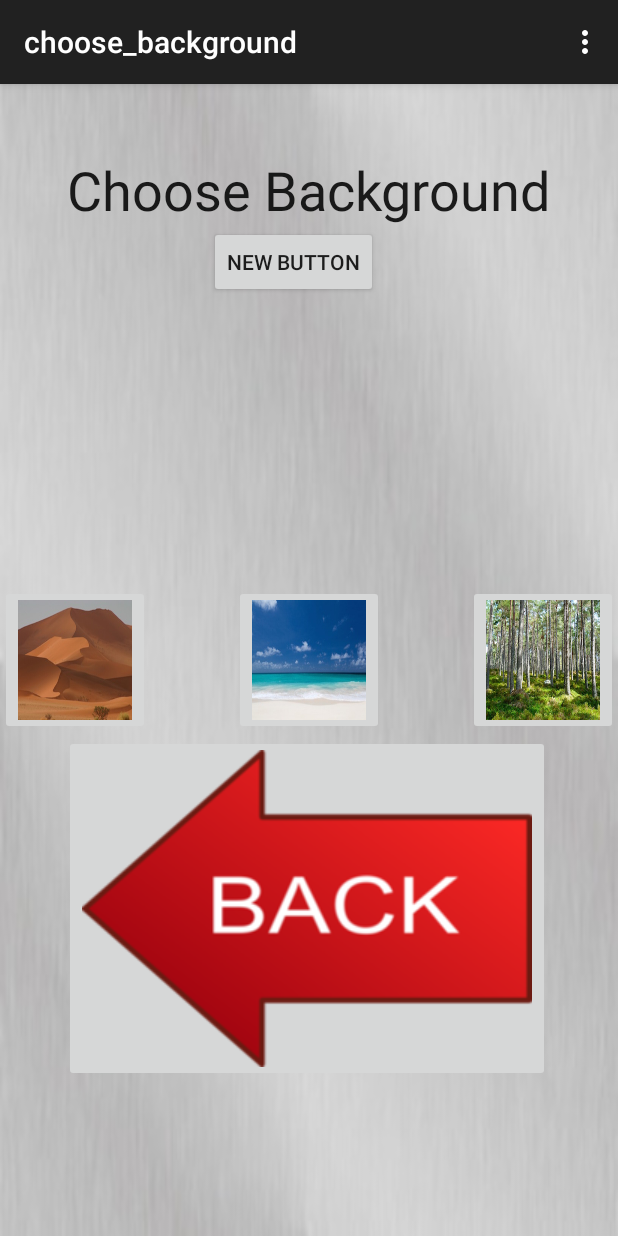
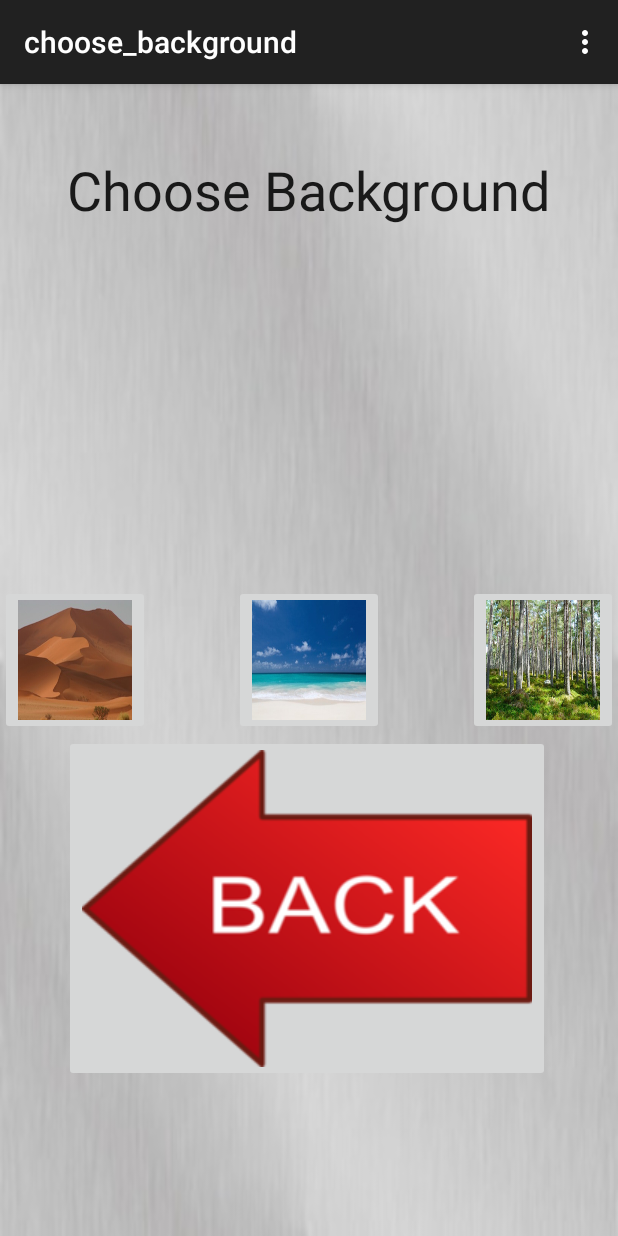
Before and after one commit to Darthpwner/Keepy-Uppy-Android, an Android app: the choose_background screen opened directly, with no data from a screen before it, on a phone screen of 412 x 824 dp. Run offline under Robolectric (Android 15) with nearby library versions, the phone set to English and light mode, and no system bars.

Commit message:
Button transitions work

```diff
--- a/app/src/main/res/layout/activity_choose_background.xml
+++ b/app/src/main/res/layout/activity_choose_background.xml
@@ -40,7 +40,8 @@
         android:layout_alignParentLeft="true"
         android:layout_alignParentStart="true"
         android:src="@drawable/desert"
-        android:scaleType="fitXY" />
+        android:scaleType="fitXY"
+        android:onClick="moveForward" />
 
     <ImageButton
         android:layout_width="100dp"
@@ -49,7 +50,8 @@
         android:layout_alignTop="@+id/desert_button"
         android:layout_centerHorizontal="true"
         android:src="@drawable/beach"
-        android:scaleType="fitXY" />
+        android:scaleType="fitXY"
+        android:onClick="moveForward" />
 
     <ImageButton
         android:layout_width="100dp"
@@ -59,7 +61,8 @@
         android:layout_alignParentRight="true"
         android:layout_alignParentEnd="true"
         android:src="@drawable/forest"
-        android:scaleType="fitXY" />
+        android:scaleType="fitXY"
+        android:onClick="moveForward" />
 
     <ImageButton
         android:layout_width="wrap_content"
@@ -71,15 +74,4 @@
         android:layout_alignEnd="@+id/choose_background_title"
         android:onClick="onClickBackArrow" />
 
-    <Button
-        android:layout_width="wrap_content"
-        android:layout_height="wrap_content"
-        android:text="New Button"
-        android:id="@+id/button2"
-        android:layout_below="@+id/choose_background_title"
-        android:layout_toRightOf="@+id/desert_button"
-        android:layout_toEndOf="@+id/desert_button"
-        android:layout_marginLeft="39dp"
-        android:layout_marginStart="39dp"
-        android:onClick="moveForward" />
 </RelativeLayout>
```
Also changed, not shown: app/src/main/java/matthewallenlinsoftware/keepy_uppy/choose_ball.java (+9 -1 lines), app/src/main/res/layout/activity_choose_ball.xml (+6 -12 lines), 22 other files.
